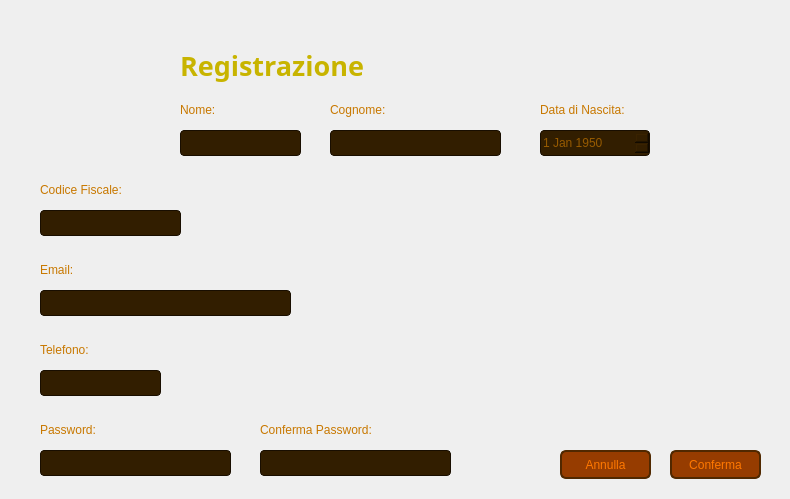
First picture: the form in Viste/VistaRegistrazioneCliente.ui, repository GiacomoPrincipi/CineMax, before the edit.
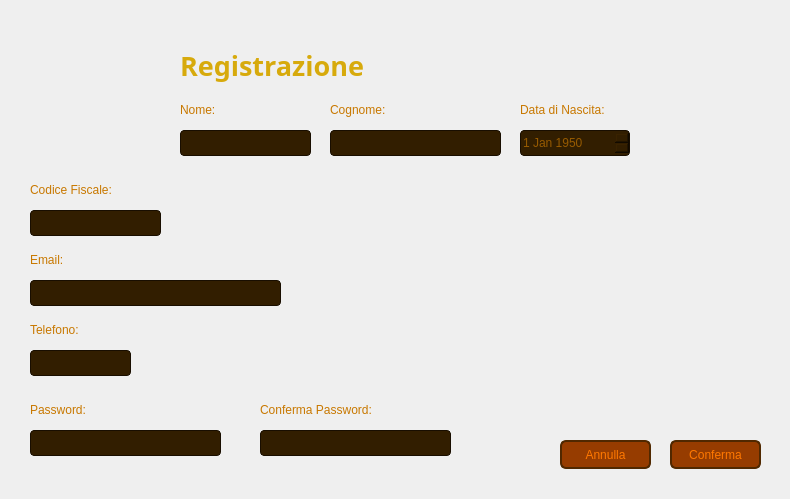
Second picture: the form after the edit. Icons and pictures are not drawn.

```diff
--- a/Viste/VistaRegistrazioneCliente.ui
+++ b/Viste/VistaRegistrazioneCliente.ui
@@ -32,8 +32,8 @@
     background: qlineargradient(
         x1: 0, y1: 1,
         x2: 0, y2: 0,
-                stop: 0 #321E00,
-        stop: 1 #643C00
+		stop: 0 #211400,
+        stop: 1 #7D4B00
     );
 }</string>
    </property>
@@ -44,7 +44,7 @@
   <widget class="QLabel" name="labelProfilo">
    <property name="geometry">
     <rect>
-     <x>40</x>
+     <x>30</x>
      <y>30</y>
      <width>121</width>
      <height>121</height>
@@ -54,7 +54,7 @@
     <string/>
    </property>
    <property name="pixmap">
-    <pixmap>Immagini/profiloButtonCliente.png</pixmap>
+    <pixmap>Immagini/ProfiloButtonCliente.png</pixmap>
    </property>
    <property name="scaledContents">
     <bool>true</bool>
@@ -99,7 +99,7 @@
    </property>
    <property name="styleSheet">
     <string notr="true">QLabel {
-    color: #C8B400;
+    color: #D7AA0C;
 }</string>
    </property>
    <property name="text">
@@ -133,7 +133,7 @@
   <widget class="QLabel" name="labelCodiceFiscale">
    <property name="geometry">
     <rect>
-     <x>40</x>
+     <x>30</x>
      <y>180</y>
      <width>111</width>
      <height>20</height>
@@ -154,8 +154,8 @@
   <widget class="QLabel" name="labelEmail">
    <property name="geometry">
     <rect>
-     <x>40</x>
-     <y>260</y>
+     <x>30</x>
+     <y>250</y>
      <width>51</width>
      <height>20</height>
     </rect>
@@ -175,8 +175,8 @@
   <widget class="QLabel" name="labelTelefono">
    <property name="geometry">
     <rect>
-     <x>40</x>
-     <y>340</y>
+     <x>30</x>
+     <y>320</y>
      <width>71</width>
      <height>20</height>
     </rect>
@@ -197,7 +197,7 @@
    <property name="geometry">
     <rect>
      <x>670</x>
-     <y>450</y>
+     <y>440</y>
      <width>91</width>
      <height>29</height>
     </rect>
@@ -210,6 +210,10 @@
     border-radius: 6px;
 }
 
+QPushButton:focus {
+    outline: none;
+}
+
 QPushButton:hover {
     background-color: #C86400;
 }
@@ -222,8 +226,8 @@
   <widget class="QLineEdit" name="lineEditEmail">
    <property name="geometry">
     <rect>
-     <x>40</x>
-     <y>290</y>
+     <x>30</x>
+     <y>280</y>
      <width>251</width>
      <height>26</height>
     </rect>
@@ -245,7 +249,7 @@
     <rect>
      <x>180</x>
      <y>130</y>
-     <width>121</width>
+     <width>131</width>
      <height>26</height>
     </rect>
    </property>
@@ -285,9 +289,9 @@
   <widget class="QLineEdit" name="lineEditCodiceFiscale">
    <property name="geometry">
     <rect>
-     <x>40</x>
+     <x>30</x>
      <y>210</y>
-     <width>141</width>
+     <width>131</width>
      <height>26</height>
     </rect>
    </property>
@@ -306,9 +310,9 @@
   <widget class="QLineEdit" name="lineEditTelefono">
    <property name="geometry">
     <rect>
-     <x>40</x>
-     <y>370</y>
-     <width>121</width>
+     <x>30</x>
+     <y>350</y>
+     <width>101</width>
      <height>26</height>
     </rect>
    </property>
@@ -328,7 +332,7 @@
    <property name="geometry">
     <rect>
      <x>560</x>
-     <y>450</y>
+     <y>440</y>
      <width>91</width>
      <height>29</height>
     </rect>
@@ -341,6 +345,10 @@
     border-radius: 6px;
 }
 
+QPushButton:focus {
+    outline: none;
+}
+
 QPushButton:hover {
     background-color: #C86400;
 }
@@ -353,8 +361,8 @@
   <widget class="QLabel" name="labelPassword">
    <property name="geometry">
     <rect>
-     <x>40</x>
-     <y>420</y>
+     <x>30</x>
+     <y>400</y>
      <width>71</width>
      <height>20</height>
     </rect>
@@ -374,8 +382,8 @@
   <widget class="QLineEdit" name="lineEditPassword">
    <property name="geometry">
     <rect>
-     <x>40</x>
-     <y>450</y>
+     <x>30</x>
+     <y>430</y>
      <width>191</width>
      <height>26</height>
     </rect>
@@ -395,7 +403,7 @@
   <widget class="QLabel" name="labelDataNascita">
    <property name="geometry">
     <rect>
-     <x>540</x>
+     <x>520</x>
      <y>100</y>
      <width>121</width>
      <height>20</height>
@@ -416,7 +424,7 @@
   <widget class="QDateEdit" name="dateEditDataNascita">
    <property name="geometry">
     <rect>
-     <x>540</x>
+     <x>520</x>
      <y>130</y>
      <width>110</width>
      <height>26</height>
@@ -431,10 +439,6 @@
 	transition: border-color 1.5s ease;
 }
 
-QDateEdit:focus {
-	border-color: #FF7800;
-	transition: border-color 1.5s ease;
-}
 
 </string>
    </property>
@@ -457,7 +461,7 @@
    </property>
    <property name="maximumDateTime">
     <datetime>
-     <hour>21</hour>
+     <hour>20</hour>
      <minute>59</minute>
      <second>59</second>
      <year>2050</year>
@@ -467,7 +471,7 @@
    </property>
    <property name="minimumDateTime">
     <datetime>
-     <hour>21</hour>
+     <hour>20</hour>
      <minute>0</minute>
      <second>0</second>
      <year>1950</year>
@@ -521,7 +525,7 @@
   <widget class="QLabel" name="labelErroreCodiceFiscale">
    <property name="geometry">
     <rect>
-     <x>190</x>
+     <x>170</x>
      <y>210</y>
      <width>181</width>
      <height>20</height>
@@ -542,8 +546,8 @@
   <widget class="QLabel" name="labelErroreEmail">
    <property name="geometry">
     <rect>
-     <x>300</x>
-     <y>290</y>
+     <x>290</x>
+     <y>280</y>
      <width>121</width>
      <height>20</height>
     </rect>
@@ -563,8 +567,8 @@
   <widget class="QLabel" name="labelErroreTelefono">
    <property name="geometry">
     <rect>
-     <x>170</x>
-     <y>370</y>
+     <x>140</x>
+     <y>350</y>
      <width>211</width>
      <height>20</height>
     </rect>
@@ -584,8 +588,8 @@
   <widget class="QLabel" name="labelErrorePassword">
    <property name="geometry">
     <rect>
-     <x>110</x>
-     <y>420</y>
+     <x>30</x>
+     <y>460</y>
      <width>141</width>
      <height>20</height>
     </rect>
@@ -605,7 +609,7 @@
   <widget class="QLabel" name="labelErroreDataNascita">
    <property name="geometry">
     <rect>
-     <x>540</x>
+     <x>520</x>
      <y>160</y>
      <width>121</width>
      <height>20</height>
@@ -627,7 +631,7 @@
    <property name="geometry">
     <rect>
      <x>260</x>
-     <y>450</y>
+     <y>430</y>
      <width>191</width>
      <height>26</height>
     </rect>
@@ -648,7 +652,7 @@
    <property name="geometry">
     <rect>
      <x>260</x>
-     <y>420</y>
+     <y>400</y>
      <width>141</width>
      <height>20</height>
     </rect>
@@ -668,8 +672,8 @@
   <widget class="QLabel" name="labelErroreConfermaPassword">
    <property name="geometry">
     <rect>
-     <x>400</x>
-     <y>420</y>
+     <x>260</x>
+     <y>460</y>
      <width>221</width>
      <height>20</height>
     </rect>
@@ -689,8 +693,8 @@
   <widget class="QLabel" name="labelErrorePassword2">
    <property name="geometry">
     <rect>
-     <x>40</x>
-     <y>400</y>
+     <x>30</x>
+     <y>380</y>
      <width>681</width>
      <height>20</height>
     </rect>
```
